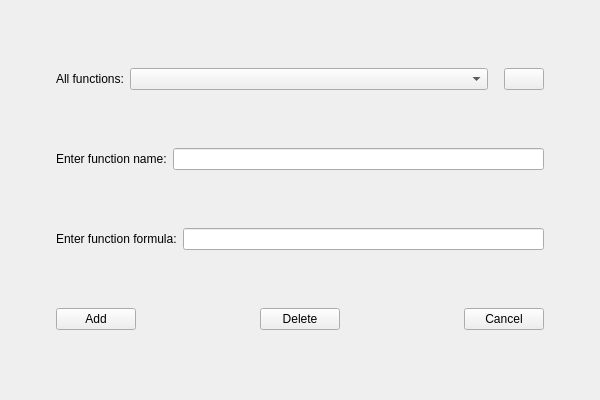
This is gui/ui/function_manager.ui in rexandel/search_optimization as Qt 5 draws it before an edit. The edited form follows.
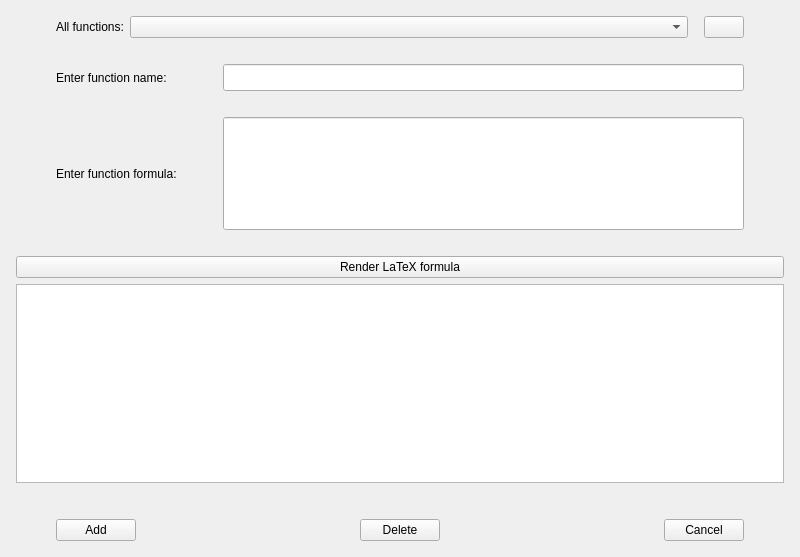
This is the edited form. Icons and pictures are not drawn.

Commit message: Updated FunctionManager window

The edit to the form file:
```diff
--- a/gui/ui/function_manager.ui
+++ b/gui/ui/function_manager.ui
@@ -6,8 +6,8 @@
    <rect>
     <x>0</x>
     <y>0</y>
-    <width>600</width>
-    <height>400</height>
+    <width>800</width>
+    <height>557</height>
    </rect>
   </property>
   <property name="windowTitle">
@@ -51,7 +51,7 @@
     </spacer>
    </item>
    <item row="1" column="1">
-    <layout class="QVBoxLayout" name="verticalLayout">
+    <layout class="QVBoxLayout" name="verticalLayout" stretch="1,0,2,0,2,0,4,0,1">
      <item>
       <layout class="QHBoxLayout" name="allFunctionsHorizontalLayout" stretch="0,0,1,0,0,0">
        <item>
@@ -120,7 +120,23 @@
       </layout>
      </item>
      <item>
-      <layout class="QHBoxLayout" name="inputNamehorizontalLayout" stretch="0,0,1,0">
+      <spacer name="verticalSpacer_4">
+       <property name="orientation">
+        <enum>Qt::Vertical</enum>
+       </property>
+       <property name="sizeType">
+        <enum>QSizePolicy::Fixed</enum>
+       </property>
+       <property name="sizeHint" stdset="0">
+        <size>
+         <width>20</width>
+         <height>20</height>
+        </size>
+       </property>
+      </spacer>
+     </item>
+     <item>
+      <layout class="QHBoxLayout" name="inputNamehorizontalLayout" stretch="0,0,0,1,0">
        <item>
         <spacer name="nameLeftHorizontalSpacer">
          <property name="orientation">
@@ -142,7 +158,35 @@
         </widget>
        </item>
        <item>
-        <widget class="QLineEdit" name="functionNameLineEdit"/>
+        <spacer name="horizontalSpacer">
+         <property name="orientation">
+          <enum>Qt::Horizontal</enum>
+         </property>
+         <property name="sizeType">
+          <enum>QSizePolicy::Fixed</enum>
+         </property>
+         <property name="sizeHint" stdset="0">
+          <size>
+           <width>50</width>
+           <height>20</height>
+          </size>
+         </property>
+        </spacer>
+       </item>
+       <item>
+        <widget class="QLineEdit" name="functionNameLineEdit">
+         <property name="sizePolicy">
+          <sizepolicy hsizetype="Expanding" vsizetype="Fixed">
+           <horstretch>0</horstretch>
+           <verstretch>0</verstretch>
+          </sizepolicy>
+         </property>
+         <property name="font">
+          <font>
+           <pointsize>12</pointsize>
+          </font>
+         </property>
+        </widget>
        </item>
        <item>
         <spacer name="nameRightHorizontalSpacer">
@@ -160,7 +204,23 @@
       </layout>
      </item>
      <item>
-      <layout class="QHBoxLayout" name="inputFormulahorizontalLayout" stretch="0,0,1,0">
+      <spacer name="verticalSpacer_3">
+       <property name="orientation">
+        <enum>Qt::Vertical</enum>
+       </property>
+       <property name="sizeType">
+        <enum>QSizePolicy::Fixed</enum>
+       </property>
+       <property name="sizeHint" stdset="0">
+        <size>
+         <width>20</width>
+         <height>20</height>
+        </size>
+       </property>
+      </spacer>
+     </item>
+     <item>
+      <layout class="QHBoxLayout" name="inputFormulahorizontalLayout" stretch="0,0,0,1,0">
        <item>
         <spacer name="formulaLeftHorizontalSpacer">
          <property name="orientation">
@@ -182,7 +242,35 @@
         </widget>
        </item>
        <item>
-        <widget class="QLineEdit" name="formulaLineEdit"/>
+        <spacer name="horizontalSpacer_2">
+         <property name="orientation">
+          <enum>Qt::Horizontal</enum>
+         </property>
+         <property name="sizeType">
+          <enum>QSizePolicy::Fixed</enum>
+         </property>
+         <property name="sizeHint" stdset="0">
+          <size>
+           <width>40</width>
+           <height>20</height>
+          </size>
+         </property>
+        </spacer>
+       </item>
+       <item>
+        <widget class="QLineEdit" name="formulaLineEdit">
+         <property name="sizePolicy">
+          <sizepolicy hsizetype="Expanding" vsizetype="Minimum">
+           <horstretch>0</horstretch>
+           <verstretch>0</verstretch>
+          </sizepolicy>
+         </property>
+         <property name="font">
+          <font>
+           <pointsize>12</pointsize>
+          </font>
+         </property>
+        </widget>
        </item>
        <item>
         <spacer name="formulaRightHorizontalSpacer">
@@ -200,7 +288,50 @@
       </layout>
      </item>
      <item>
-      <layout class="QHBoxLayout" name="viewLatexHorizontalLayout"/>
+      <spacer name="verticalSpacer_2">
+       <property name="orientation">
+        <enum>Qt::Vertical</enum>
+       </property>
+       <property name="sizeType">
+        <enum>QSizePolicy::Fixed</enum>
+       </property>
+       <property name="sizeHint" stdset="0">
+        <size>
+         <width>20</width>
+         <height>20</height>
+        </size>
+       </property>
+      </spacer>
+     </item>
+     <item>
+      <layout class="QVBoxLayout" name="viewLatexverticalLayout">
+       <item>
+        <widget class="QPushButton" name="renderButton">
+         <property name="text">
+          <string>Render LaTeX formula</string>
+         </property>
+        </widget>
+       </item>
+       <item>
+        <widget class="QGraphicsView" name="graphicsView"/>
+       </item>
+      </layout>
+     </item>
+     <item>
+      <spacer name="verticalSpacer">
+       <property name="orientation">
+        <enum>Qt::Vertical</enum>
+       </property>
+       <property name="sizeType">
+        <enum>QSizePolicy::Fixed</enum>
+       </property>
+       <property name="sizeHint" stdset="0">
+        <size>
+         <width>20</width>
+         <height>30</height>
+        </size>
+       </property>
+      </spacer>
      </item>
      <item>
       <layout class="QHBoxLayout" name="buttonsHorizontalLayout" stretch="0,0,1,0,1,0,0">
```
Left out of the diff: 2 changed lines with no effect on the pictures.
